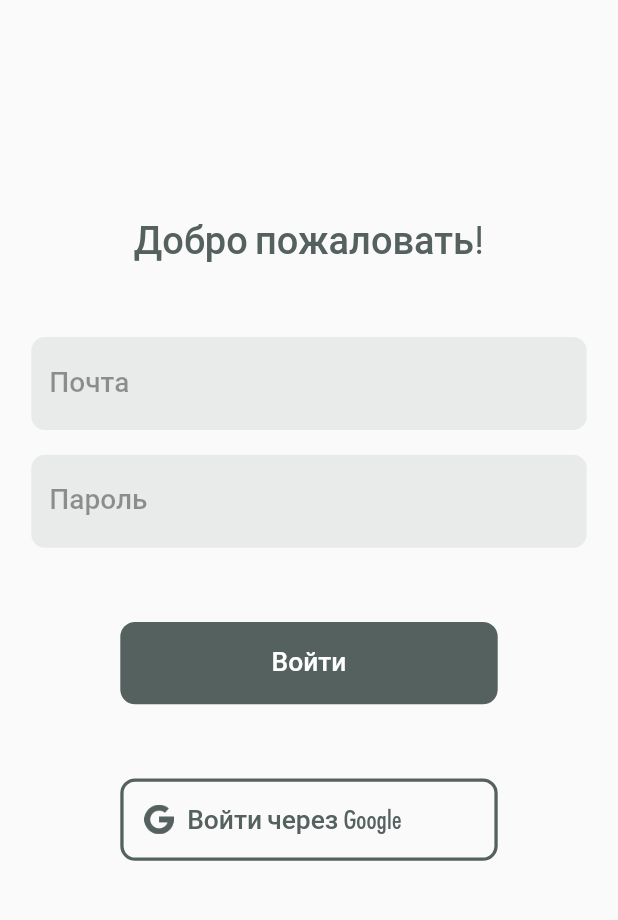
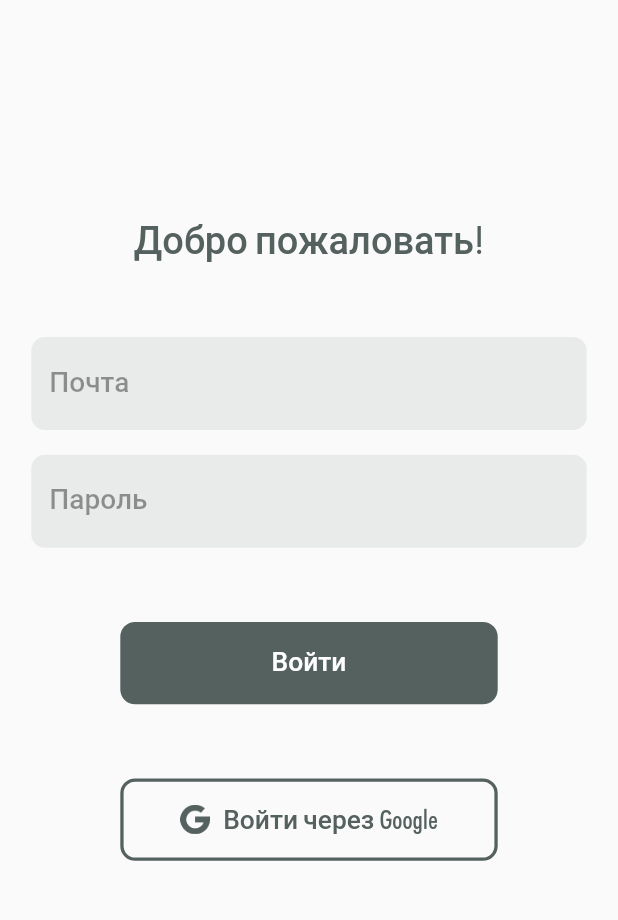
Before and after one commit to dbystruev/Get-Outfit, a Flutter app: the screen it shows after launch, after a tap on "Войти", on a phone screen of 412 x 824 dp, the part 91-1011 px from its top. Run offline on Flutter 3.47's test engine with Material 2 defaults, Android fonts, the phone set to English and light mode, and no system bars.

Commit message:
Fitted login screen

```diff
--- a/lib/design/scale.dart
+++ b/lib/design/scale.dart
@@ -22,7 +22,7 @@ mixin Scale {
     final double horizontalScale = screenWidth / width;
     final double verticalScale = screenHeight / height;
     final double scale = min(horizontalScale, verticalScale);
-    print('DEBUG in lib/design/scale.dart line 15: scale = $scale');
+    print('DEBUG in lib/design/scale.dart line 25: scale = $scale');
     return scale;
   }
 }
--- a/lib/screens/login.dart
+++ b/lib/screens/login.dart
@@ -5,6 +5,7 @@
 //
 
 import 'package:flutter/material.dart';
+import 'package:flutter/scheduler.dart';
 import 'package:get_outfit/design/scale.dart';
 
 class LoginScreen extends StatefulWidget {
@@ -13,9 +14,21 @@ class LoginScreen extends StatefulWidget {
 }
 
 class _LoginScreenState extends State<LoginScreen> with Scale {
+  GlobalKey<State<StatefulWidget>> sizingKey = GlobalKey();
+
+  @override
+  void initState() {
+    SchedulerBinding.instance.addPostFrameCallback((timeStamp) {
+      final double height = (sizingKey.currentContext?.findRenderObject() as RenderBox).size.height;
+      print('DEBUG in lib/screens/login.dart line 23: height = $height');
+    });
+    super.initState();
+  }
+
   @override
   Widget build(BuildContext context) {
-    final double scale = getScale(context, height: 524);
+    final double minSpace = 15;
+    final double scale = getScale(context, height: 660);
     return Scaffold(
       body: SafeArea(
         child: Center(
@@ -31,7 +44,7 @@ class _LoginScreenState extends State<LoginScreen> with Scale {
                     fontWeight: FontWeight.bold,
                   ),
                 ),
-                SizedBox(height: 132 * scale),
+                SizedBox(height: (scale < 1 ? minSpace : 132) * scale),
                 Text(
                   'Добро пожаловать!',
                   style: TextStyle(
@@ -42,7 +55,7 @@ class _LoginScreenState extends State<LoginScreen> with Scale {
                   ),
                   textAlign: TextAlign.center,
                 ),
-                SizedBox(height: 45 * scale),
+                SizedBox(height: (scale < 1 ? minSpace : 45) * scale),
                 TextFormField(
                   decoration: InputDecoration(
                     border: OutlineInputBorder(
@@ -60,7 +73,7 @@ class _LoginScreenState extends State<LoginScreen> with Scale {
                     fontWeight: FontWeight.w500,
                   ),
                 ),
-                SizedBox(height: 15 * scale),
+                SizedBox(height: (scale < 1 ? minSpace : 15) * scale),
                 TextFormField(
                   decoration: InputDecoration(
                     border: OutlineInputBorder(
@@ -77,7 +90,7 @@ class _LoginScreenState extends State<LoginScreen> with Scale {
                     fontWeight: FontWeight.w500,
                   ),
                 ),
-                SizedBox(height: 45 * scale),
+                SizedBox(height: (scale < 1 ? minSpace : 45) * scale),
                 ButtonTheme(
                   child: Padding(
                     child: FlatButton(
@@ -91,7 +104,7 @@ class _LoginScreenState extends State<LoginScreen> with Scale {
                         ),
                       ),
                       onPressed: () {
-                        print('DEBUG in lib/screens/login.dart line 94');
+                        print('DEBUG in lib/screens/login.dart line 107');
                       },
                       shape: RoundedRectangleBorder(
                         borderRadius: BorderRadius.circular(9 * scale),
@@ -103,7 +116,7 @@ class _LoginScreenState extends State<LoginScreen> with Scale {
                   height: 50 * scale,
                   minWidth: 228 * scale,
                 ),
-                SizedBox(height: 45 * scale),
+                SizedBox(height: (scale < 1 ? minSpace : 45) * scale),
                 ButtonTheme(
                   child: Padding(
                     child: FlatButton(
@@ -124,9 +137,10 @@ class _LoginScreenState extends State<LoginScreen> with Scale {
                             ),
                           ),
                         ],
+                        mainAxisAlignment: MainAxisAlignment.center,
                       ),
                       onPressed: () {
-                        print('DEBUG in lib/screens/login.dart line 115');
+                        print('DEBUG in lib/screens/login.dart line 143');
                       },
                       shape: RoundedRectangleBorder(
                         borderRadius: BorderRadius.circular(9 * scale),
@@ -144,6 +158,7 @@ class _LoginScreenState extends State<LoginScreen> with Scale {
                 ),
               ],
             ),
+            key: sizingKey,
             padding: EdgeInsets.all(19 * scale),
           ),
         ),
```
